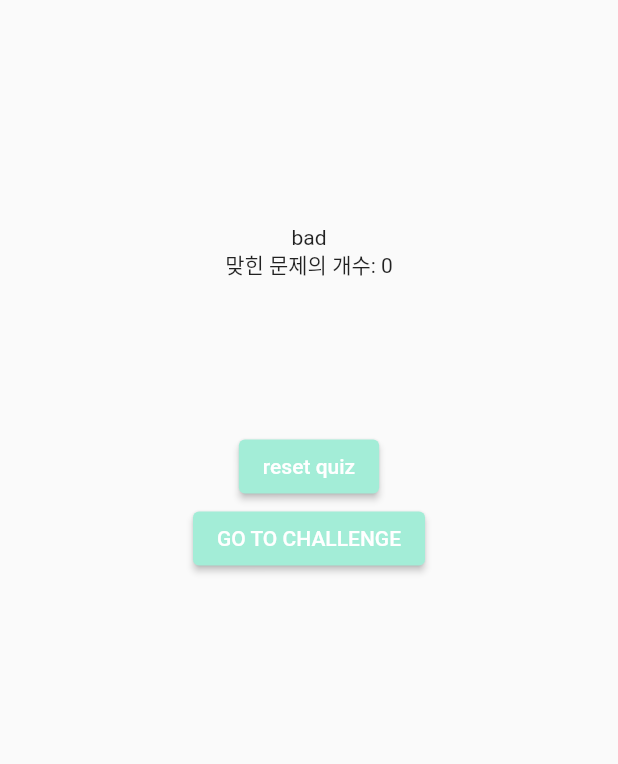
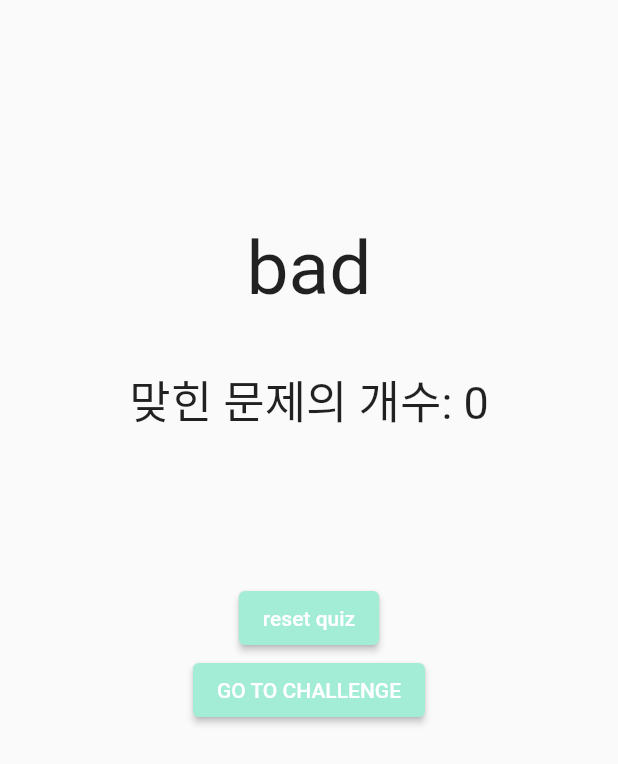
Before and after one commit to DSCHUFS/SolutionChallenge-2023-EduWithU, a Flutter app: the ResultElectricScreen widget shown alone on an empty page, opened directly with empty values, on a phone screen of 412 x 824 dp. Shown: the top 764 px of the screen. Run offline on Flutter 3.47's test engine with Material 2 defaults, Android fonts, the light colour scheme and no system bars; our stand-ins replace cloud_firestore, firebase_auth, firebase_core, get, google_sign_in, plugin_platform_interface and 1 more; missing offline and left inert: auth, firebase_core_platform_interface, mockito; accounts and stored records are empty.

Commit message:
Change Data And Some Screen

```diff
--- a/lib/screens/Edu/edu_digital_equality_complete_screen.dart
+++ b/lib/screens/Edu/edu_digital_equality_complete_screen.dart
@@ -42,7 +42,7 @@ class _EduDigitalNextScreenState extends State<EduDigitalNextScreen> {
                 child: Column(
                   mainAxisAlignment: MainAxisAlignment.center,
                   children: [
-                    const SizedBox(height: 130),
+                    const SizedBox(height: 70),
                     Column(children: [
                       Container(
                         margin: EdgeInsets.all(30),
--- a/lib/screens/Edu/edu_digital_equality_screen.dart
+++ b/lib/screens/Edu/edu_digital_equality_screen.dart
@@ -49,6 +49,8 @@ class _EduDigitalEqualityScreenState extends State<EduDigitalEqualityScreen> {
                       color: Colors.white,
                     ),
                     child: SingleChildScrollView(
+                      child: Padding(
+                        padding: const EdgeInsets.all(8.0),
                         child: Text('현대인들은 휴대폰 없이는 삶을 상상할 수 없을 만큼 휴대폰을 많이 사용하고 있습니다. 하지만 지나치게 많은 시간을 휴대폰 앞에서 보내면 몸에 해로운 영향을 미칠 수 있습니다. 이에 따라 휴대폰을 적게 사용해야합니다.'
                         '먼저, 휴대폰 사용이 불안과 스트레스를 유발할 수 있습니다. 휴대폰으로 수시로 메시지나 이메일을 확인하면서 상황 파악과 응답을 바로 해야하는 경우, 지속적으로 긴장 상태에 놓이게 됩니다. 또한, 소셜미디어에서 타인의 이야기를 보며 비교하거나, 많은 정보들을 수용하면서 불안감이 생길 수 있습니다.'
                         '두 번째로, 휴대폰 사용이 사회성을 해치고 체력을 악화시킬 수 있습니다. 휴대폰을 자주 사용하는 사람들은 주변 사람들과 대화하는 시간이 줄어들고, 사회성이 떨어지는 경우가 많습니다. 또한, 스마트폰 사용이 눈과 손목 등을 비롯한 신체적 불편증상을 유발할 수 있습니다.'
@@ -63,6 +65,7 @@ class _EduDigitalEqualityScreenState extends State<EduDigitalEqualityScreen> {
                         'Lastly, cell phone use can pose a safety threat. If you use your cell phone while driving, there is a high possibility of traffic accidents, and if you do not actively respond, you may be exposed to various crimes such as invasion of privacy.'
                         "So, it's good to keep your cell phone usage low. In order to actively reduce cell phone usage time, it is recommended to set a certain time, keep it, and use your smartphone."
 
+                        ),
                       ),
                     ))),
             const SizedBox(height: 30),
--- a/lib/screens/Edu/edu_environment_complete_screen.dart
+++ b/lib/screens/Edu/edu_environment_complete_screen.dart
@@ -42,7 +42,7 @@ class _EduEnvironmentNextScreenState extends State<EduEnvironmentNextScreen> {
                 child: Column(
                   mainAxisAlignment: MainAxisAlignment.center,
                   children: [
-                    const SizedBox(height: 130),
+                    const SizedBox(height: 70),
                     Column(children: [
                       Container(
                         margin: EdgeInsets.all(30),
@@ -64,7 +64,7 @@ class _EduEnvironmentNextScreenState extends State<EduEnvironmentNextScreen> {
                       ClipRRect(
                           borderRadius: BorderRadius.circular(50.0),
                           child: Image.asset(
-                            'images/ThumbsUp.png',
+                            'assets/images/ThumbsUp.png',
                             height: 250,
                             width: 250,
                           )),
--- a/lib/screens/Edu/edu_environment_screen.dart
+++ b/lib/screens/Edu/edu_environment_screen.dart
@@ -48,6 +48,8 @@ class _EduEnvironmentScreenState extends State<EduEnvironmentScreen> {
                 decoration: BoxDecoration(
                   color: Colors.white,
                 ),
+                child: Padding(
+                  padding: const EdgeInsets.all(8.0),
                   child: SingleChildScrollView(
                     child: Text('환경 보호는 우리가 사는 지구의 지속 가능한 발전을 위해 매우 중요합니다. 인간은 환경을 파괴하면서 살아가고 있는데, 이는 지구 생태계와 생물 다양성에 영향을 미치고, 그 결과로 인간의 건강과 복지에 직간접적인 영향을 미칩니다. 따라서 환경 보호는 우리 모두가 해야할 책임이며, 개인적으로도 우리의 행동과 선택이 환경에 큰 영향을 미칩니다.'
                         '먼저, 일상생활에서 우리가 할 수 있는 환경 보호 방법 중 가장 쉬운 것은 에너지 절약입니다. 불필요한 전기와 수도 사용을 줄이고, 대중교통을 이용하거나 친환경 자동차를 사용하는 등의 방법으로 에너지를 절약할 수 있습니다. 또한 일회용품 사용을 줄이고, 분리수거를 잘하는 것도 매우 중요합니다.'
@@ -60,6 +62,7 @@ class _EduEnvironmentScreenState extends State<EduEnvironmentScreen> {
                         'Second, industries and businesses that harm the environment should strive to protect the environment. It is important for companies to develop eco-friendly products and minimize environmental pollution by using eco-friendly methods in the production process. In addition, in the industrial sector, efforts are needed to prevent and solve problems such as air pollution and water pollution.'
                         'Thirdly, we need the participation and support of the government and the international community. The government should enact laws and systems to protect the environment and implement them thoroughly to prevent environmental destruction. International cooperation and support are also needed. International cooperation and support are important because global environmental issues are global beyond borders.'
                         'Finally, environmental protection is our responsibility. Since personal efforts and choices have a great impact on the environment, we must protect the environment and strive for sustainable development. For example, when you throw away trash, you should separate and collect, use public transportation, use eco-friendly cars, and make a life that saves energy.'
+                    ),
                   ),
                 ))),
         const SizedBox(height: 30),
--- a/lib/screens/Edu/edu_gender_equality_complete_screen.dart
+++ b/lib/screens/Edu/edu_gender_equality_complete_screen.dart
@@ -42,7 +42,7 @@ class _EduGenderNextScreenState extends State<EduGenderNextScreen> {
                 child: Column(
                   mainAxisAlignment: MainAxisAlignment.center,
                   children: [
-                    const SizedBox(height: 130),
+                    const SizedBox(height: 700),
                     Column(children: [
                       Container(
                         margin: EdgeInsets.all(30),
--- a/lib/screens/Result/result_electric_screen.dart
+++ b/lib/screens/Result/result_electric_screen.dart
@@ -28,8 +28,18 @@ class ResultElectricScreen extends StatelessWidget {
           SizedBox(
             height: 150,
           ),
-          Text(resultMessage),
-          Text("맞힌 문제의 개수: " + totalScore.toString()),
+          Text(
+            resultMessage,
+            style: TextStyle(
+              fontSize: 50,
+            ),
+          ),
+          Text(
+            "\n맞힌 문제의 개수: " + totalScore.toString(),
+            style: TextStyle(
+              fontSize: 30,
+            ),
+          ),
           SizedBox(
             height: 100,
           ),
@@ -45,7 +55,9 @@ class ResultElectricScreen extends StatelessWidget {
             onPressed: () {
               Navigator.pop(context);
             },
-            child: Text("GO TO CHALLENGE"),
+            child: Text(
+              "GO TO CHALLENGE",
+            ),
             style: ButtonStyle(
               foregroundColor: MaterialStatePropertyAll(Colors.white),
               backgroundColor: MaterialStatePropertyAll(Color(0xFFA3EDD7)),
```
Also changed, not shown: lib/Data/question_list.dart (+15 -15 lines), lib/screens/Chal/chal_handwash_screen.dart (+6 -10 lines), 1 other file. Lines whose indentation alone changed are shown as unchanged.
